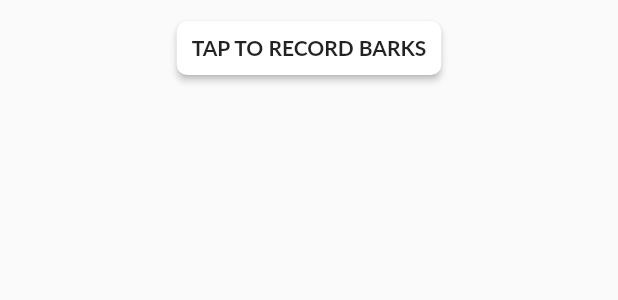
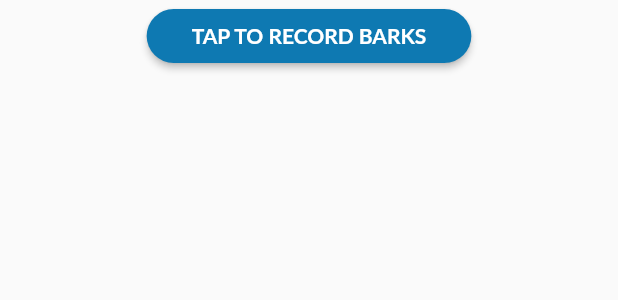
Before and after one commit to turboblasterunlimited/sound_barker, a Flutter app: the BarkList widget shown alone on an empty page, opened directly, on a phone screen of 412 x 824 dp. Shown: the top 300 px of the screen. Run offline on Flutter 3.47's test engine with Material 2 defaults, Android fonts, the phone set to English and light mode, and no system bars; our stand-ins replace audioplayers, camera, cookie_jar, csv, dio, dio_cookie_manager and 5 more; missing offline and left inert: flutter_auth_buttons, flutter_ffmpeg, flutter_sound_lite, gcloud, openid_client; network calls fail; Roboto replaces fonts that are missing (Lato); project files that could hold a hidden picture were left out.

Commit message:
ui, color, prevent regenerating bark amplitude files if they already exist, song creation spinner now shares the same space as create a song button

```diff
--- a/lib/screens/authentication_screen.dart
+++ b/lib/screens/authentication_screen.dart
@@ -81,7 +81,7 @@ class _AuthenticationScreenState extends State<AuthenticationScreen> {
   @override
   Widget build(BuildContext context) {
     return Scaffold(
-      backgroundColor: Theme.of(context).primaryColor,
+      backgroundColor: Colors.white,
       resizeToAvoidBottomPadding: false,
       appBar: AppBar(
         iconTheme: IconThemeData(color: Colors.white, size: 30),
--- a/lib/screens/card_creator_screen.dart
+++ b/lib/screens/card_creator_screen.dart
@@ -37,7 +37,7 @@ class _CardCreatorScreenState extends State<CardCreatorScreen> {
   @override
   Widget build(BuildContext context) {
     return Scaffold(
-      backgroundColor: Theme.of(context).primaryColor,
+      // backgroundColor: Theme.of(context).primaryColor,
       appBar: AppBar(
         centerTitle: true,
         title: Text(
--- a/lib/screens/select_song_and_picture_screen.dart
+++ b/lib/screens/select_song_and_picture_screen.dart
@@ -41,7 +41,7 @@ class _SelectSongAndPictureScreenState
     }
 
     return Scaffold(
-      backgroundColor: Theme.of(context).primaryColor,
+      // backgroundColor: Theme.of(context).primaryColor,
       appBar: AppBar(
         iconTheme: IconThemeData(color: Colors.white, size: 30),
         centerTitle: true,
--- a/lib/screens/song_select_screen.dart
+++ b/lib/screens/song_select_screen.dart
@@ -26,7 +26,6 @@ class _SongSelectScreenState extends State<SongSelectScreen> {
 
   @override
   Widget build(BuildContext context) {
-
     return Scaffold(
       // extendBodyBehindAppBar: true,
       appBar: AppBar(
--- a/lib/tools/amplitude_extractor.dart
+++ b/lib/tools/amplitude_extractor.dart
@@ -24,9 +24,9 @@ class AmplitudeExtractor {
     int i = 0;
     while ((i + sampleChunk - 1) < waveSamplesLength) {
       tempSubList = waveSamples.sublist(i, (i + sampleChunk - 1));
-      // amplitude from 0 to 1
-      _amplitude = tempSubList.reduce((a, b) => a.abs() + b.abs()) / divisor;
-      result.add(_amplitude > 1.0 ? 1.0 : _amplitude);
+      // amplitude from 0 to 1 (now 0 to .5)
+      _amplitude = tempSubList.reduce((a, b) => a.abs() + b.abs()) / (divisor * 2);
+      result.add(_amplitude > 0.5 ? 0.5 : _amplitude);
       i += (sampleChunk - 1);
     }
     // Close the mouth
--- a/lib/widgets/bark_list.dart
+++ b/lib/widgets/bark_list.dart
@@ -22,7 +22,7 @@ class BarkListState extends State<BarkList> {
     return Column(
       children: <Widget>[
         Padding(
-          padding: const EdgeInsets.all(8),
+          padding: const EdgeInsets.all(0),
           child: Align(
             // alignment: Alignment(-.9, 0),
             child: RecordButton(),
--- a/lib/widgets/message_creator.dart
+++ b/lib/widgets/message_creator.dart
@@ -273,16 +273,17 @@ class MessageCreatorState extends State<MessageCreator> {
                     GestureDetector(
                       child: Text(
                         "Next Step ->",
-                        style: TextStyle(color: Colors.white, fontSize: 30),
+                        style: TextStyle(color: Colors.blue, fontSize: 30),
                       ),
                       onTap: () async {
                         widget.updateMessageFilePathCallback(resultPath());
                       },
                     ),
+                    Divider(),
                     GestureDetector(
                       child: Text(
                         "Skip ->",
-                        style: TextStyle(color: Colors.white, fontSize: 30),
+                        style: TextStyle(color: Colors.amber, fontSize: 30),
                       ),
                       onTap: () {
                         widget.updateMessageFilePathCallback();
--- a/lib/widgets/record_button.dart
+++ b/lib/widgets/record_button.dart
@@ -35,9 +35,7 @@ class _RecordButtonState extends State<RecordButton> {
   void startRecorder() async {
     try {
       this.filePath = await flutterSound.startRecorder(
-          iosQuality: IosQuality.MAX,
-          sampleRate: 44100,
-          bitRate: 192000);
+          iosQuality: IosQuality.MAX, sampleRate: 44100, bitRate: 192000);
       _recordingTimer = Timer(Duration(seconds: 10), () {
         stopRecorder();
       });
@@ -93,27 +91,28 @@ class _RecordButtonState extends State<RecordButton> {
   @override
   Widget build(BuildContext context) {
     spinnerState = Provider.of<SpinnerState>(context, listen: true);
-
     return RawMaterialButton(
       onPressed: spinnerState.barksLoading ? null : onStartRecorderPressed(),
       child: spinnerState.barksLoading
           ? SpinKitWave(
-              color: Theme.of(context).primaryColor,
+              color: Colors.white,
               size: 20,
             )
           : Text(
               this._isRecording
                   ? "RECORDING... TAP TO STOP"
                   : "TAP TO RECORD BARKS",
-              style: TextStyle(fontWeight: FontWeight.bold),
+              style: TextStyle(fontWeight: FontWeight.bold, color: Colors.white),
             ),
       shape: RoundedRectangleBorder(
-        borderRadius: BorderRadius.circular(7.0),
+        borderRadius: BorderRadius.circular(40.0),
         // side: BorderSide(color: Colors.red),
       ),
       elevation: 2.0,
-      fillColor: this._isRecording ? Colors.redAccent[200] : Colors.white,
-      padding: const EdgeInsets.symmetric(horizontal: 10.0),
+      fillColor: this._isRecording
+          ? Colors.redAccent[200]
+          : Theme.of(context).primaryColor,
+      padding: const EdgeInsets.symmetric(horizontal: 30.0),
     );
   }
 }
--- a/pubspec.yaml
+++ b/pubspec.yaml
@@ -68,6 +68,7 @@ flutter:
   # To add assets to your application, add an assets section, like this:
   assets:
     - credentials/gcloud_credentials.json
+    - assets/images/replace_before_release.png
 
   #  - images/a_dot_ham.jpeg
 
```
Also changed, not shown: lib/main.dart (+5 -4 lines), lib/providers/barks.dart (+8 -4 lines), lib/screens/main_screen.dart (+3 -6 lines), lib/widgets/bark_playback_card.dart (+7 -5 lines), lib/widgets/interface_selector.dart (+17 -5 lines), lib/widgets/song_list.dart (+18 -31 lines), lib/widgets/song_playback_card.dart (+6 -4 lines), assets/Images/replace_before_release.png (added), 1 other file.
